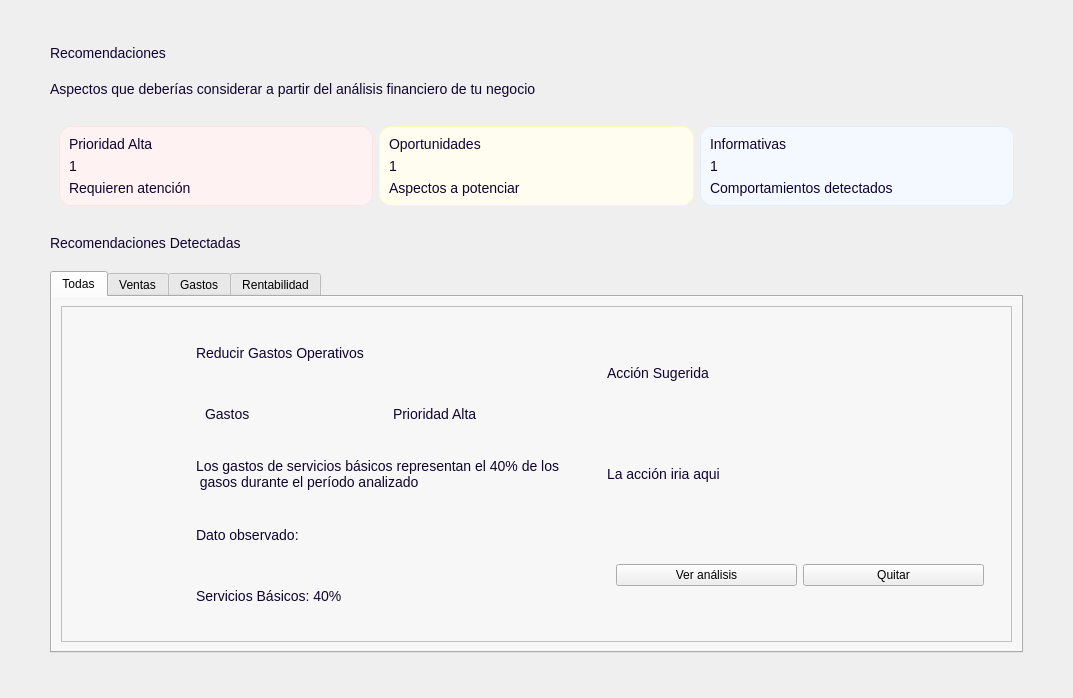
This is app/ui/dashboard/pages/recomendaciones.ui in Brando-1510/Proyecto-Integrador-2.0 as Qt 5 draws it before an edit. The edited form follows.
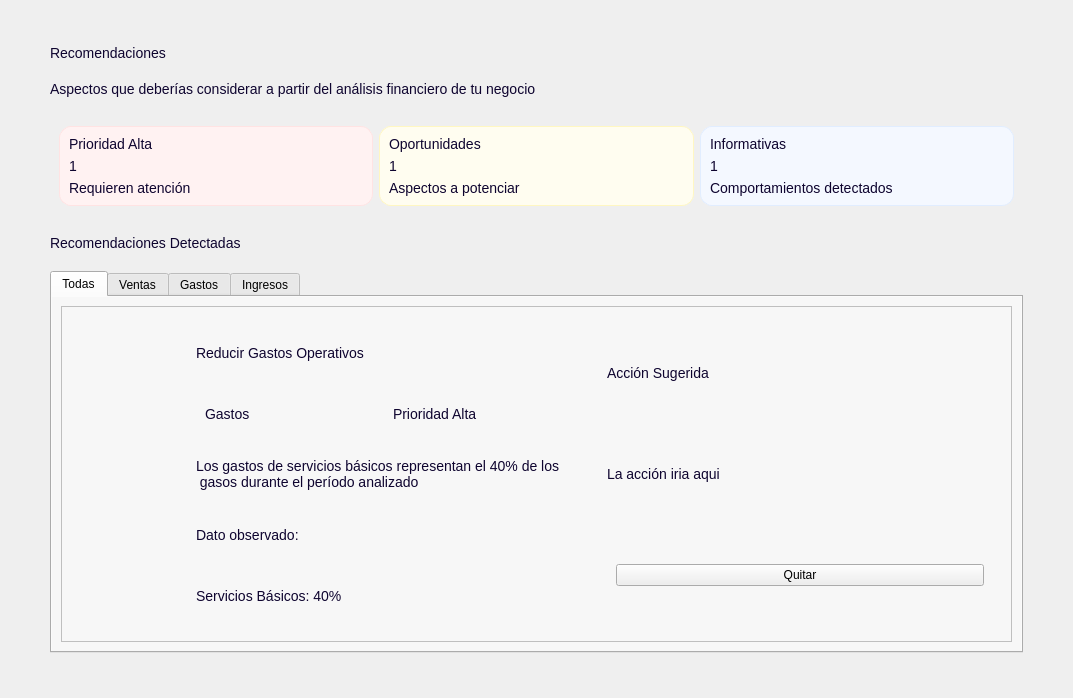
This is the edited form. Icons and pictures are not drawn.

What changed in the file:
```diff
--- a/app/ui/dashboard/pages/recomendaciones.ui
+++ b/app/ui/dashboard/pages/recomendaciones.ui
@@ -659,16 +659,6 @@
                      <item>
                       <widget class="QWidget" name="widget_6" native="true">
                        <layout class="QHBoxLayout" name="horizontalLayout_4">
-                        <item>
-                         <widget class="QPushButton" name="pushButton">
-                          <property name="text">
-                           <string>Ver análisis</string>
-                          </property>
-                          <property name="boton" stdset="0">
-                           <string>Primario</string>
-                          </property>
-                         </widget>
-                        </item>
                         <item>
                          <widget class="QPushButton" name="pushButton_2">
                           <property name="text">
@@ -702,7 +692,7 @@
              </widget>
              <widget class="QWidget" name="tab_4">
               <attribute name="title">
-               <string>Rentabilidad</string>
+               <string>Ingresos</string>
               </attribute>
              </widget>
             </widget>
```
